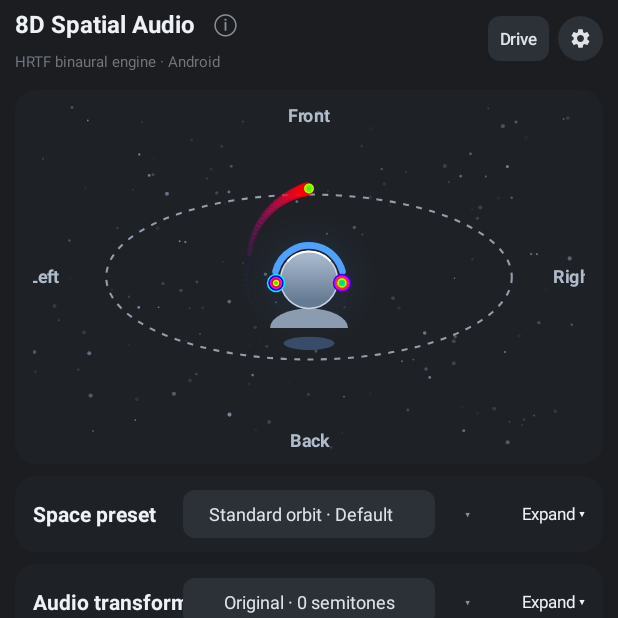
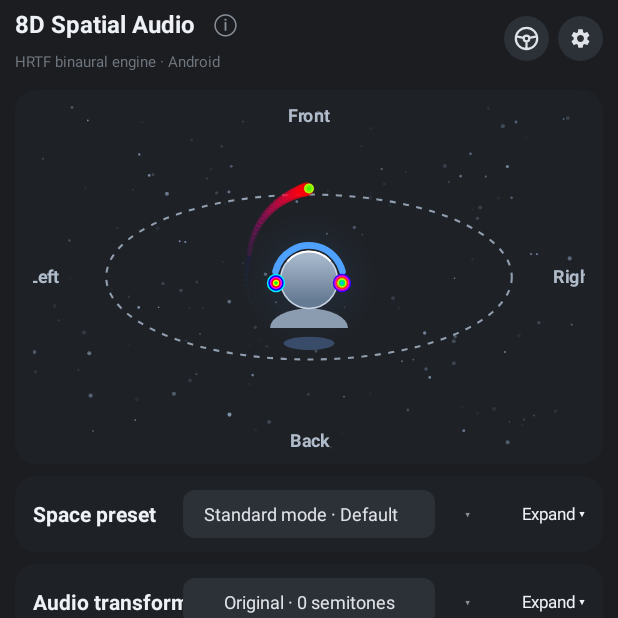
Before and after one commit to oh-jy/8dmusic-core, an Android app: the screen it shows after launch (MainActivity), on a phone screen of 412 x 824 dp. Shown: the top 618 px of the screen. Run offline under Robolectric (Android 15) with nearby library versions, the phone set to English and light mode, and no system bars; pictures from the network do not load; 1 statement that could not run was skipped.

Commit message:
✨ feat(ui): 优化音乐动效与无障碍体验

```diff
--- a/app/build.gradle.kts
+++ b/app/build.gradle.kts
@@ -36,7 +36,7 @@ android {
         targetSdk = 34
         // yyMMddHH + 当小时发布序号，例如 261104101；九位数始终处于 Int 范围。
         versionCode = hourlyVersionCode
-        versionName = "2.8.0"
+        versionName = "2.8.3"
         ndk { abiFilters += listOf("arm64-v8a") }
     }
 
--- a/app/src/main/kotlin/j5i/MainActivityCards.kt
+++ b/app/src/main/kotlin/j5i/MainActivityCards.kt
@@ -47,7 +47,7 @@ internal fun MainActivity.spaceSettingsCard(): LinearLayout {
                         .sortedWith(compareBy({ it.room }, { it.name }))
                     pickOption(t("space.choose"), all.map { item ->
                         val index = SPACE_PRESETS.indexOfFirst { it.name == item.name }
-                        "${if (index >= 0) AppLanguage.preset(this@spaceSettingsCard, index) else item.name} · ${item.room.toInt()}${t("unit.meters")}" },
+                        "${if (index >= 0) AppLanguage.preset(this@spaceSettingsCard, index) else item.name.replaceFirst("标准绕头 · ", "标准模式 · ")} · ${item.room.toInt()}${t("unit.meters")}" },
                         all.indexOf(preset), twoColumns = true) {
                         preset = all[it]; applyPreset()
                     }
@@ -145,6 +145,7 @@ internal fun MainActivity.sliderGroup(definitions: List<j5i.spatial8d.core.Slide
             group.addView(row)
             val slider = SeekBar(this).apply {
                 ThemeUi.configureSeekBar(this, palette)
+                contentDescription = t("slider.${definition.key}")
                 max = ((definition.max - definition.min) * 10.0.pow(definition.digits)).roundToInt()
                 progress = ((initialValue - definition.min) * 10.0.pow(definition.digits)).roundToInt()
                 setOnSeekBarChangeListener(object : SeekBar.OnSeekBarChangeListener {
@@ -235,6 +236,7 @@ internal fun MainActivity.transformCard(): LinearLayout {
             transformBody.addView(pitchRow)
             pitchSlider = SeekBar(this@transformCard).apply {
                 ThemeUi.configureSeekBar(this, palette)
+                contentDescription = t("pitch")
                 max = 24
                 progress = (transform.semi.roundToInt() + 12).coerceIn(0, 24)
                 setOnSeekBarChangeListener(object : SeekBar.OnSeekBarChangeListener {
@@ -292,6 +294,7 @@ internal fun MainActivity.transformCard(): LinearLayout {
             })
             speedSlider = SeekBar(this@transformCard).apply {
                 ThemeUi.configureSeekBar(this, palette)
+                contentDescription = t("speed")
                 max = 30
                 progress = ((transform.speed - 0.5) / 0.05).roundToInt()
                 setOnSeekBarChangeListener(object : SeekBar.OnSeekBarChangeListener {
@@ -318,6 +321,7 @@ internal fun MainActivity.transformCard(): LinearLayout {
             })
             denoiseSlider = SeekBar(this@transformCard).apply {
                 ThemeUi.configureSeekBar(this, palette)
+                contentDescription = t("denoise")
                 max = 100
                 progress = transform.denoiseLevel
                 setOnSeekBarChangeListener(object : SeekBar.OnSeekBarChangeListener {
@@ -344,6 +348,7 @@ internal fun MainActivity.transformCard(): LinearLayout {
             claritySlider = SeekBar(this@transformCard).apply {
                 tag = "localOnly"
                 ThemeUi.configureSeekBar(this, palette)
+                contentDescription = t("sound.clarity")
                 max = 100
                 progress = transform.clarityLevel
                 setOnSeekBarChangeListener(object : SeekBar.OnSeekBarChangeListener {
--- a/app/src/main/kotlin/j5i/MainActivityUi.kt
+++ b/app/src/main/kotlin/j5i/MainActivityUi.kt
@@ -91,7 +91,7 @@ internal fun MainActivity.refreshAll() {
         // so opening a panel never leaves a deferred visual correction until the first touch.
         refreshControls()
         // 下拉、展开控件、方向、曲线共用 preset，任何入口修改后都从这里统一回灌。
-        presetPicker.text = preset.name
+        presetPicker.text = preset.name.replaceFirst("标准绕头 · ", "标准模式 · ")
         val presetIndex = SPACE_PRESETS.indexOfFirst { it.name == preset.name }
         if (presetIndex >= 0) {
             presetPicker.text = AppLanguage.preset(this, presetIndex)
@@ -174,7 +174,7 @@ internal fun MainActivity.refreshAll() {
     }
 
 internal fun MainActivity.refreshPresetSummary() {
-        presetPicker.text = preset.name
+        presetPicker.text = preset.name.replaceFirst("标准绕头 · ", "标准模式 · ")
         val presetIndex = SPACE_PRESETS.indexOfFirst { it.name == preset.name }
         if (presetIndex >= 0) {
             presetPicker.text = AppLanguage.preset(this, presetIndex)
@@ -482,7 +482,7 @@ internal fun MainActivity.saveCustomPreset() {
 
 internal fun MainActivity.saveCustomPreset(rawInput: String) {
         val raw = rawInput.ifBlank { "自定义 ${customPresets.size + 1}" }
-        var name = if (" · " in raw) raw else "标准绕头 · $raw"
+        var name = if (" · " in raw) raw else "标准模式 · $raw"
         val base = name
         var suffix = 2
         while (customPresets.any { it.name == name }) name = "$base ${suffix++}"
@@ -579,6 +579,7 @@ internal fun MainActivity.navbar(): LinearLayout {
                 })
                 addView(ThemeUi.text(this@navbar, "ⓘ", 18f, palette, role = ThemeUi.ROLE_SUB).apply {
                     gravity = Gravity.CENTER
+                    contentDescription = t("info")
                     layoutParams = LinearLayout.LayoutParams(ThemeUi.dp(this@navbar, 30f), ThemeUi.dp(this@navbar, 30f)).apply {
                         leftMargin = ThemeUi.dp(this@navbar, 5f)
                     }
@@ -604,7 +605,16 @@ internal fun MainActivity.navbar(): LinearLayout {
             layoutParams = LinearLayout.LayoutParams(-2, ThemeUi.dp(this@navbar, 30f)).apply { leftMargin = ThemeUi.dp(this@navbar, 3f) }
         }
         bar.addView(fmButton)
-        bar.addView(navButton(t("driving")) { showDrivingMode() })
+        bar.addView(ImageButton(this).apply {
+            setImageResource(j5i.spatial8d.R.drawable.ic_driving)
+            scaleType = ImageView.ScaleType.CENTER_INSIDE
+            imageTintList = ColorStateList.valueOf(palette.controlText)
+            background = ThemeUi.bgDrawable(this@navbar, palette.control, 15f)
+            setPadding(ThemeUi.dp(this@navbar, 6f), 0, ThemeUi.dp(this@navbar, 6f), 0)
+            contentDescription = t("driving")
+            layoutParams = LinearLayout.LayoutParams(ThemeUi.dp(this@navbar, 30f), ThemeUi.dp(this@navbar, 30f))
+            setOnClickListener { showDrivingMode() }
+        })
         bar.addView(ImageButton(this).apply {
             setImageResource(j5i.spatial8d.R.drawable.ic_settings)
             scaleType = ImageView.ScaleType.CENTER_INSIDE
@@ -643,12 +653,20 @@ internal fun MainActivity.nowPlayingBar(): LinearLayout {
             scaleType = ImageView.ScaleType.CENTER_INSIDE
             setPadding(0, 0, 0, 0)
             background = null
+            contentDescription = t("playlist")
             layoutParams = LinearLayout.LayoutParams(ThemeUi.dp(this@nowPlayingBar, 38f), ThemeUi.dp(this@nowPlayingBar, 38f))
         }
         disc.setOnClickListener { showPlaylist() }
         meta.addView(disc)
         songTitle = ThemeUi.text(this, "未加载音频", 14f, palette, bold = true).apply {
             ThemeUi.hideOverflow(this)
+            accessibilityDelegate = object : View.AccessibilityDelegate() {
+                override fun onInitializeAccessibilityNodeInfo(host: View, info: android.view.accessibility.AccessibilityNodeInfo) {
+                    super.onInitializeAccessibilityNodeInfo(host, info)
+                    info.addAction(android.view.accessibility.AccessibilityNodeInfo.AccessibilityAction(
+                        android.view.accessibility.AccessibilityNodeInfo.ACTION_CLICK, t("edit.metadata")))
+                }
+            }
             setOnClickListener { showMetadataEditor() }
         }
         val sub = ThemeUi.row(this)
@@ -721,10 +739,17 @@ internal fun MainActivity.nowPlayingBar(): LinearLayout {
         timeline.addView(currentTime)
         seek = SeekBar(this).apply {
             max = 1000
-            contentDescription = "播放进度"
+            contentDescription = t("seek.position")
             setOnSeekBarChangeListener(object : SeekBar.OnSeekBarChangeListener {
                 override fun onProgressChanged(seekBar: SeekBar, progress: Int, fromUser: Boolean) {
-                    if (fromUser) currentTime.text = time((service?.player?.duration ?: 0.0) * progress / 1000.0)
+                    if (fromUser) {
+                        val target = (service?.player?.duration ?: 0.0) * progress / 1000.0
+                        currentTime.text = time(target)
+                        // Accessibility and keyboard changes do not start a touch drag.
+                        if (!seeking && SystemClock.elapsedRealtime() >= seekGuardUntil &&
+                            kotlin.math.abs(target - (service?.player?.position ?: 0.0)) >= 0.8)
+                            service?.player?.seek(target, userInitiated = true)
+                    }
                 }
                 override fun onStartTrackingTouch(seekBar: SeekBar) { seeking = true }
                 override fun onStopTrackingTouch(seekBar: SeekBar) {
@@ -762,6 +787,7 @@ internal fun MainActivity.nowPlayingBar(): LinearLayout {
             }))
         })
         controls.addView(iconControl(j5i.spatial8d.R.drawable.ic_prev) { previous() }.apply {
+            contentDescription = t("previous")
             layoutParams = LinearLayout.LayoutParams(ThemeUi.dp(this@nowPlayingBar, 38f), ThemeUi.dp(this@nowPlayingBar, 38f))
         })
         playButton = iconControl(j5i.spatial8d.R.drawable.ic_play, big = true, action = { togglePlayback() }).apply {
@@ -769,12 +795,15 @@ internal fun MainActivity.nowPlayingBar(): LinearLayout {
         }
         controls.addView(playButton)
         controls.addView(iconControl(j5i.spatial8d.R.drawable.ic_next) { next() }.apply {
+            contentDescription = t("next")
             layoutParams = LinearLayout.LayoutParams(ThemeUi.dp(this@nowPlayingBar, 38f), ThemeUi.dp(this@nowPlayingBar, 38f))
         })
         controls.addView(LinearLayout(this).apply {
             layoutParams = LinearLayout.LayoutParams(0, ViewGroup.LayoutParams.WRAP_CONTENT, 1f)
             gravity = Gravity.RIGHT
-            addView(iconControl(j5i.spatial8d.R.drawable.ic_list) { togglePlaylist() })
+            addView(iconControl(j5i.spatial8d.R.drawable.ic_list) { togglePlaylist() }.apply {
+                contentDescription = t("playlist")
+            })
         })
         bar.addView(controls)
         return bar
--- a/app/src/main/kotlin/j5i/ui/AppLanguage.kt
+++ b/app/src/main/kotlin/j5i/ui/AppLanguage.kt
@@ -182,6 +182,8 @@ object AppLanguage {
         "status.ready" to e("已就绪，可播放", "已就緒，可播放", "Ready to play"),
         "status.auto.next" to e("自动续播", "自動續播", "Auto next"),
         "playlist" to e("播放列表", "播放清單", "Playlist"),
+        "edit.metadata" to e("编辑歌曲信息", "編輯歌曲資訊", "Edit song information"),
+        "seek.position" to e("播放进度", "播放進度", "Playback position"),
         "playlist.filter" to e("过滤：歌名 / 歌手 / 专辑", "篩選：歌名 / 歌手 / 專輯", "Filter: title / artist / album"),
         "playlist.all" to e("全部", "全部", "All"),
         "playlist.favorites" to e("收藏", "收藏", "Favorites"),
@@ -245,7 +247,7 @@ object AppLanguage {
 
     private val presetNames = listOf(
         e("原始音频 · 直通", "原始音訊 · 直通", "Original audio · Passthrough"),
-        e("标准绕头 · 默认", "標準繞頭 · 預設", "Standard orbit · Default"),
+        e("标准模式 · 默认", "標準模式 · 預設", "Standard mode · Default"),
         e("室内客厅 · 宽场", "室內客廳 · 寬場", "Living room · Wide"),
         e("贴身耳语 · 小房间", "貼身耳語 · 小房間", "Close whisper · Small room"),
         e("舞台前排 · 现场", "舞台前排 · 現場", "Front row · Live"),
--- a/app/src/main/kotlin/j5i/ui/PcmVisualClock.kt
+++ b/app/src/main/kotlin/j5i/ui/PcmVisualClock.kt
@@ -4,6 +4,11 @@ import j5i.spatial8d.visual.PerfTrace
 import java.nio.ByteBuffer
 import java.nio.ByteOrder
 import kotlin.math.sqrt
+
+internal fun starAlpha(envelope: Double, twinkle: Double, intensity: Double, pulse: Double): Int {
+    val glow = envelope * (28.0 + twinkle * 130.0 + intensity * 75.0)
+    return (glow + pulse * (55.0 + envelope * 80.0)).toInt().coerceIn(0, 255)
+}
 
 /** 所有 PCM 动效共用同一延迟队列，避免顶部和可视化各自积压不同的音频历史。 */
 internal class BeatDetector {
--- a/app/src/main/kotlin/j5i/ui/SpatialViews.kt
+++ b/app/src/main/kotlin/j5i/ui/SpatialViews.kt
@@ -212,22 +212,25 @@ class SpatialVisualization(context: Context) : AnimatedCanvasView(context) {
         val dynamicRange = (energyPeak - energyBaseline).coerceAtLeast(0.015)
         val intensity = ((smoothEnergy - energyBaseline) / dynamicRange).coerceIn(0.0, 1.0)
         val nowMs = SystemClock.uptimeMillis()
+        val beatAt = pcmClock.beatAtNs
+        val beatAge = System.nanoTime() - beatAt
+        val beatPulse = if (playing && beatAt != 0L && beatAge in 0..300_000_000L)
+            1.0 - beatAge / 300_000_000.0 else 0.0
         stars.forEachIndexed { index, star ->
             // 每颗星的生灭周期和相位独立，不使用整片星空的统一随机换位或闪烁阈值。
             val age = (now / star[8].toDouble() + star[7].toDouble()) % 1.0
             val envelope = sin(age * Math.PI).pow(1.8)
-            val twinkle = (sin(now * star[4] * (1.0 + intensity) + star[3]) + 1.0) * 0.5
+            val twinkle = (sin(now * star[4] * (1.0 + intensity * 1.7) + star[3]) + 1.0) * 0.5
             paint.color = starColor
-            paint.alpha = (envelope * (45 + twinkle * 100 + intensity * 70)).toInt().coerceAtMost(210)
+            paint.alpha = starAlpha(envelope, twinkle, intensity, beatPulse)
             val travel = (now * star[6] + star[7]) % 1.0
             val x = ((star[0] + travel) % 1f) * w
             val y = ((star[1] + travel * 0.37f + sin(now * 0.23 + star[5]) * 0.035f) % 1f) * h
             c.drawCircle(x.toFloat(), y.toFloat(),
-                (star[2] * (1f + intensity * 0.5f)).toFloat(), paint)
+                (star[2] * (1f + intensity * 0.5f + beatPulse * 0.35f)).toFloat(), paint)
         }
         val meteorLimit = 1
-        val beatAge = System.nanoTime() - pcmClock.beatAtNs
-        val beatMeteor = pcmClock.beatAtNs != 0L && beatAge in 0..180_000_000L
+        val beatMeteor = beatAt != 0L && beatAge in 0..180_000_000L
         val responsiveMeteor = intensity > 0.82 || beatMeteor
         if (playing && meteors.size < meteorLimit &&
             (nowMs >= nextMeteorAt || (responsiveMeteor && nowMs - lastMeteorAt >= 900L))) {
--- /dev/null
+++ b/app/src/main/res/drawable/ic_driving.xml
@@ -0,0 +1,13 @@
+<vector xmlns:android="http://schemas.android.com/apk/res/android"
+    android:width="24dp"
+    android:height="24dp"
+    android:viewportWidth="24"
+    android:viewportHeight="24">
+    <path
+        android:fillColor="@android:color/transparent"
+        android:strokeColor="#FF000000"
+        android:strokeWidth="2"
+        android:strokeLineCap="round"
+        android:strokeLineJoin="round"
+        android:pathData="M12,2.5a9.5,9.5 0,1 0,0 19a9.5,9.5 0,1 0,0 -19M2.8,10.2l6.7,1.3M21.2,10.2l-6.7,1.3M12,14.5v6.8M12,9.5a2.5,2.5 0,1 0,0 5a2.5,2.5 0,1 0,0 -5" />
+</vector>
```
Also changed, not shown: app/src/main/kotlin/j5i/ui/DrivingView.kt (+7 -2 lines), app/src/main/kotlin/j5i/ui/VisualizerView.kt (+33 -17 lines), 1 other file.
